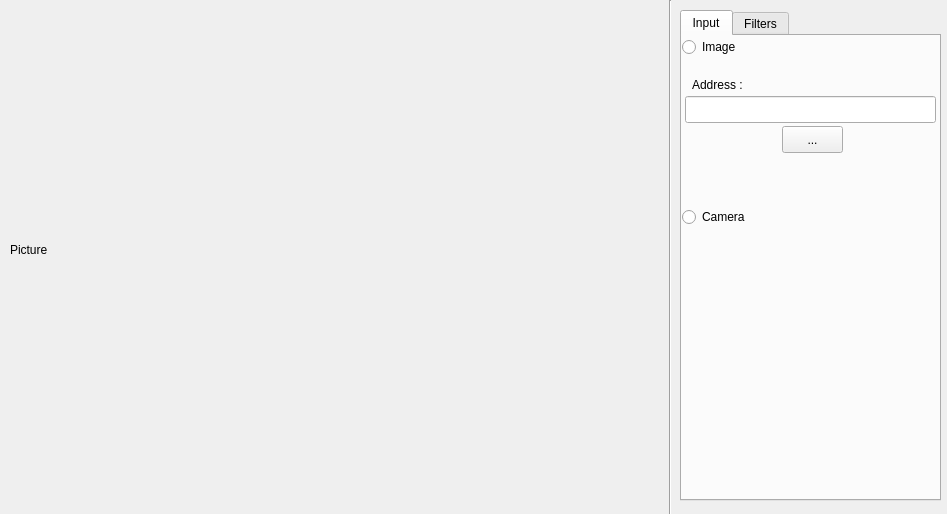
Old version of the form mainwindow.ui in the repository MrKarimiD/Shape-Detector.
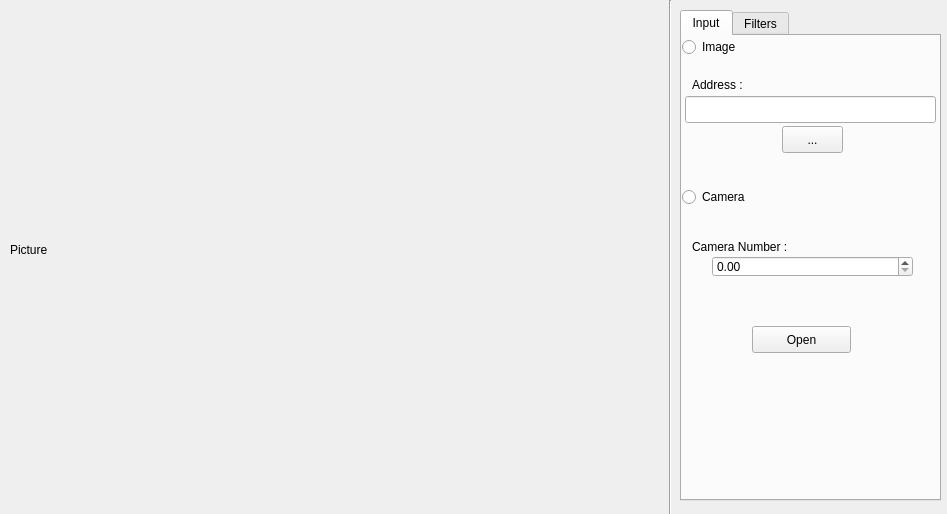
New version of the form.

Diff of the .ui file:
```diff
--- a/mainwindow.ui
+++ b/mainwindow.ui
@@ -73,7 +73,7 @@
       <property name="geometry">
        <rect>
         <x>0</x>
-        <y>170</y>
+        <y>150</y>
         <width>117</width>
         <height>22</height>
        </rect>
@@ -118,6 +118,45 @@
        <string>...</string>
       </property>
      </widget>
+     <widget class="QPushButton" name="open_button">
+      <property name="geometry">
+       <rect>
+        <x>70</x>
+        <y>290</y>
+        <width>99</width>
+        <height>27</height>
+       </rect>
+      </property>
+      <property name="text">
+       <string>Open</string>
+      </property>
+     </widget>
+     <widget class="QLabel" name="cam_label">
+      <property name="geometry">
+       <rect>
+        <x>10</x>
+        <y>200</y>
+        <width>131</width>
+        <height>21</height>
+       </rect>
+      </property>
+      <property name="text">
+       <string>Camera Number :</string>
+      </property>
+     </widget>
+     <widget class="QDoubleSpinBox" name="cam_spinBox">
+      <property name="geometry">
+       <rect>
+        <x>30</x>
+        <y>220</y>
+        <width>201</width>
+        <height>21</height>
+       </rect>
+      </property>
+      <property name="value">
+       <double>0.000000000000000</double>
+      </property>
+     </widget>
     </widget>
     <widget class="QWidget" name="filter_tab">
      <attribute name="title">
```
